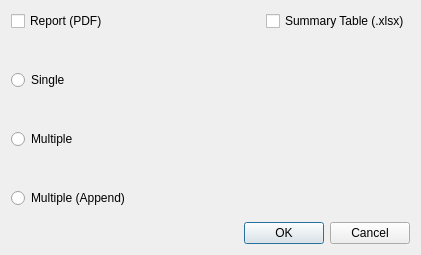
Before: the Qt Designer form fiberfit/export_window.ui in NTMatBoiseState/FiberFit, drawn with Qt 5.
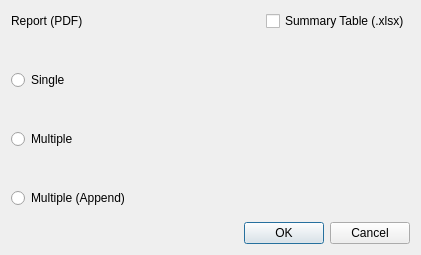
After: the same form once the commit is applied.

Commit message: Fixed the logic and cleaned up the export window.

Diff of the .ui file:
```diff
--- a/fiberfit/export_window.ui
+++ b/fiberfit/export_window.ui
@@ -17,7 +17,7 @@
    <item row="0" column="0" colspan="3">
     <layout class="QHBoxLayout" name="horizontalLayout">
      <item>
-      <widget class="QCheckBox" name="checkBox_report">
+      <widget class="QLabel" name="label">
        <property name="text">
         <string>Report (PDF)</string>
        </property>
```
The commit also changes 2 other files.
